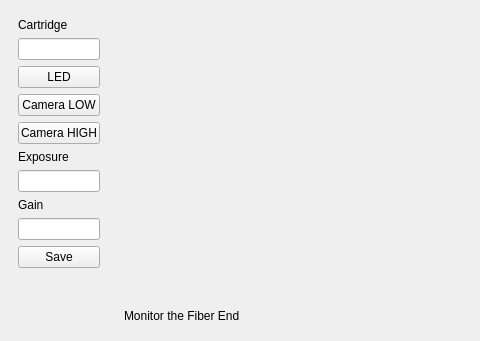
jmschr/DisperScripts, file calibration/view/GUI/Fiber_End_Window.ui: the form before one commit; both pictures show x 0 to 480 and y 0 to 341 of the 674 by 653 pixel window.
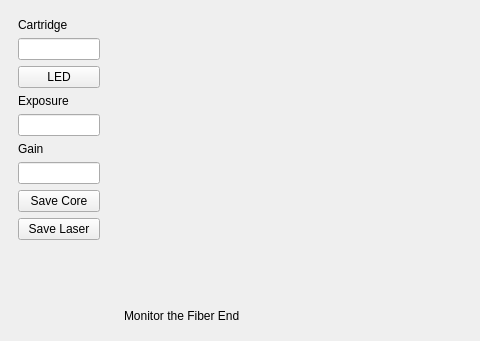
The form after the commit.

Commit message: Cleaned up the windows, added saving buttons

Diff of the .ui file:
```diff
--- a/calibration/view/GUI/Fiber_End_Window.ui
+++ b/calibration/view/GUI/Fiber_End_Window.ui
@@ -41,20 +41,6 @@
          </property>
         </widget>
        </item>
-       <item>
-        <widget class="QPushButton" name="button_camera_low">
-         <property name="text">
-          <string>Camera LOW</string>
-         </property>
-        </widget>
-       </item>
-       <item>
-        <widget class="QPushButton" name="button_camera_high">
-         <property name="text">
-          <string>Camera HIGH</string>
-         </property>
-        </widget>
-       </item>
        <item>
         <widget class="QLabel" name="label_2">
          <property name="text">
@@ -78,7 +64,14 @@
        <item>
         <widget class="QPushButton" name="save_button">
          <property name="text">
-          <string>Save</string>
+          <string>Save Core</string>
+         </property>
+        </widget>
+       </item>
+       <item>
+        <widget class="QPushButton" name="save_laser_button">
+         <property name="text">
+          <string>Save Laser</string>
          </property>
         </widget>
        </item>
```
Left out of the diff: 2 changed lines with no effect on the pictures. The commit also changes 4 other files.
